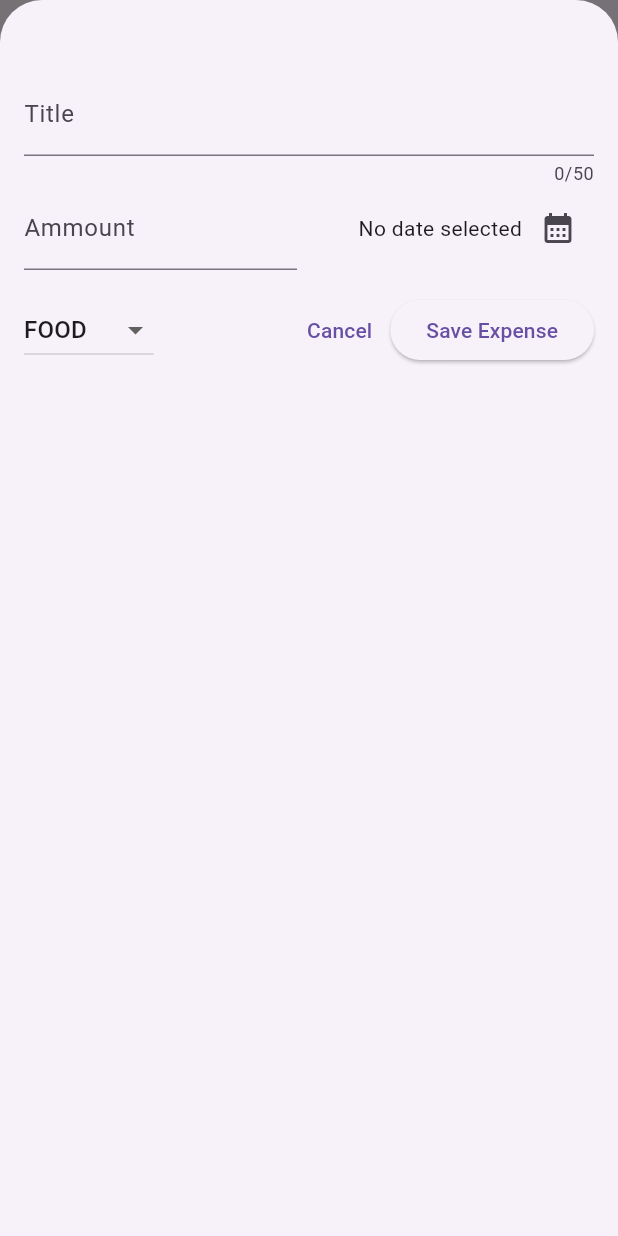
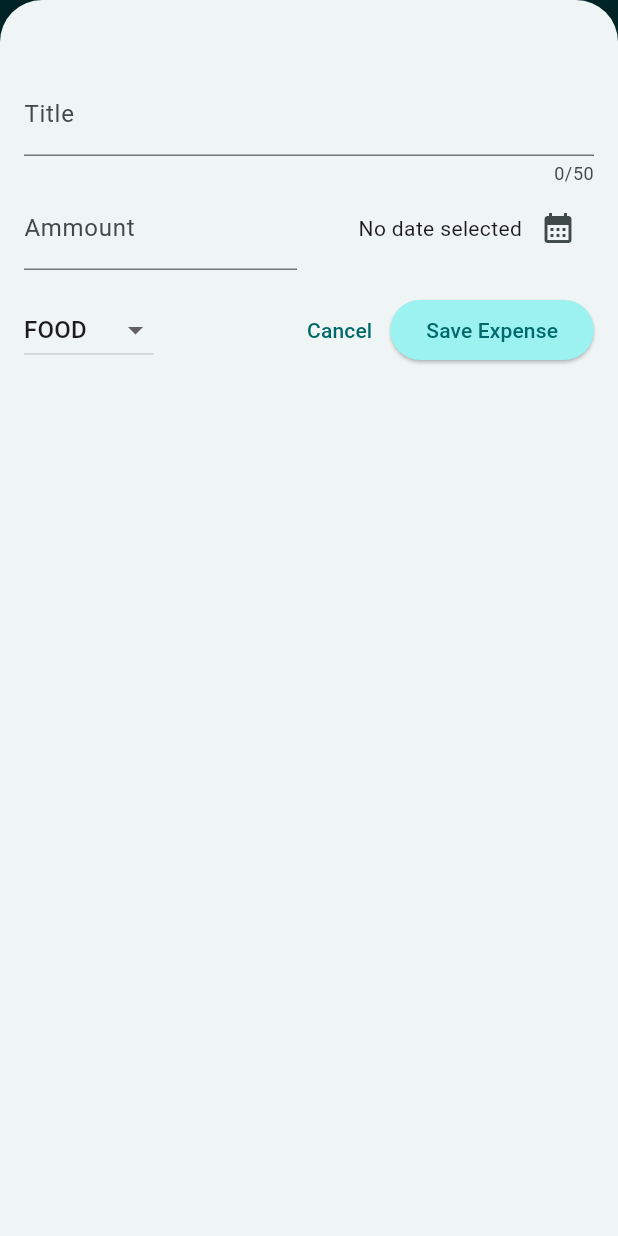
Before and after one commit to wreck046/expense_tracker, a Flutter app: the screen it shows after launch, after a tap on the "add" icon, on a phone screen of 412 x 824 dp. Run offline on Flutter 3.47's test engine with Material 3 defaults, Android fonts, the phone set to English and light mode, and no system bars.

Commit message:
Basic background, button, and text styling

```diff
--- a/lib/main.dart
+++ b/lib/main.dart
@@ -2,8 +2,61 @@ import 'package:flutter/material.dart';
 
 import 'package:expense_tracker/widget/expenses.dart';
 
+var kColorScheme = ColorScheme.fromSeed(
+  seedColor: const Color.fromARGB(255, 123, 229, 229),
+);
+
+var kDarkColorScheme = ColorScheme.fromSeed(
+  brightness: Brightness.dark,
+  seedColor: const Color.fromARGB(255, 37, 69, 69),
+);
 void main() {
-  runApp(const MaterialApp(
-    home: Expenses(),
-  ));
+  runApp(
+    MaterialApp(
+      darkTheme: ThemeData.dark().copyWith(
+        colorScheme: kDarkColorScheme,
+        cardTheme: const CardTheme().copyWith(
+          color: kDarkColorScheme.secondaryContainer,
+          margin: const EdgeInsets.symmetric(
+            horizontal: 16,
+            vertical: 8,
+          ),
+        ),
+        elevatedButtonTheme: ElevatedButtonThemeData(
+          style: ElevatedButton.styleFrom(
+            backgroundColor: kDarkColorScheme.primaryContainer,
+            foregroundColor: kDarkColorScheme.onPrimaryContainer,
+          ),
+        ),
+      ),
+      theme: ThemeData().copyWith(
+        colorScheme: kColorScheme,
+        appBarTheme: AppBarTheme().copyWith(
+          backgroundColor: kColorScheme.onPrimaryContainer,
+          foregroundColor: kColorScheme.primaryContainer,
+        ),
+        cardTheme: const CardTheme().copyWith(
+          color: kColorScheme.secondaryContainer,
+          margin: const EdgeInsets.symmetric(
+            horizontal: 16,
+            vertical: 8,
+          ),
+        ),
+        elevatedButtonTheme: ElevatedButtonThemeData(
+          style: ElevatedButton.styleFrom(
+            backgroundColor: kColorScheme.primaryContainer,
+          ),
+        ),
+        textTheme: ThemeData().textTheme.copyWith(
+              titleLarge: TextStyle(
+                fontWeight: FontWeight.bold,
+                color: kColorScheme.onSecondaryContainer,
+                fontSize: 18,
+              ),
+            ),
+      ),
+      themeMode: ThemeMode.system,
+      home: const Expenses(),
+    ),
+  );
 }
--- a/lib/widget/expenses_list/expense_item.dart
+++ b/lib/widget/expenses_list/expense_item.dart
@@ -15,8 +15,12 @@ class ExpenseItem extends StatelessWidget {
           vertical: 16,
         ),
         child: Column(
+          crossAxisAlignment: CrossAxisAlignment.start,
           children: [
-            Text(expense.title),
+            Text(
+              expense.title,
+              style: Theme.of(context).textTheme.titleLarge,
+            ),
             const SizedBox(height: 4),
             Row(
               children: [
--- a/lib/widget/expenses_list/expenses_list.dart
+++ b/lib/widget/expenses_list/expenses_list.dart
@@ -18,6 +18,12 @@ class ExpensesList extends StatelessWidget {
         itemCount: expenses.length,
         itemBuilder: (ctx, index) => Dismissible(
               key: ValueKey(expenses[index]),
+              background: Container(
+                color: Theme.of(context).colorScheme.error.withOpacity(0.25),
+                margin: EdgeInsets.symmetric(
+                  horizontal: Theme.of(context).cardTheme.margin!.horizontal,
+                ),
+              ),
               onDismissed: (direction) {
                 onRemoveExpense(expenses[index]);
               },
```
